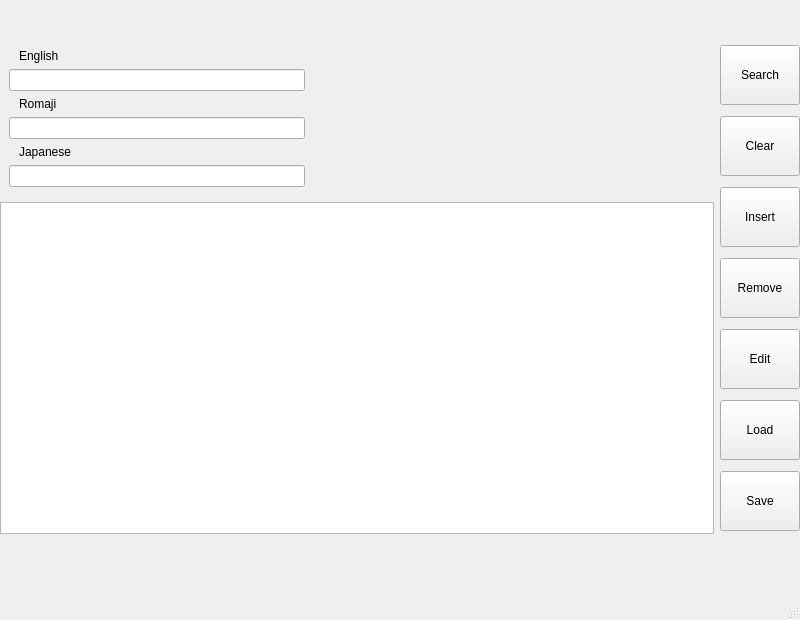
First picture: the form in dictionary_gui.ui, repository EilRoviSoft/qdict-gui, before the edit.
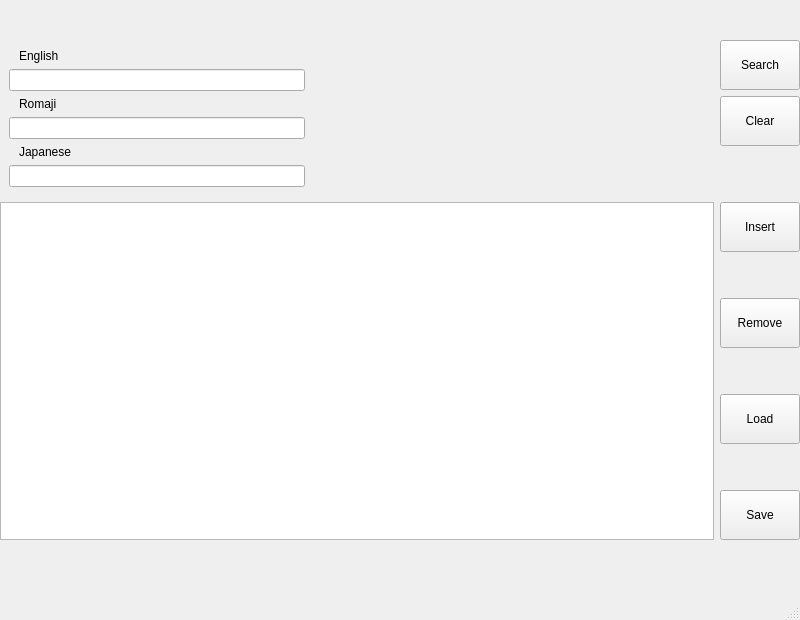
Second picture: the form after the edit.

Commit message: added function of editing table through double-click

```diff
--- a/dictionary_gui.ui
+++ b/dictionary_gui.ui
@@ -30,158 +30,6 @@
      </rect>
     </property>
     <layout class="QGridLayout" name="gridLayout">
-     <item row="0" column="1" rowspan="3">
-      <layout class="QVBoxLayout" name="verticalLayout">
-       <item>
-        <widget class="QPushButton" name="search_button">
-         <property name="sizePolicy">
-          <sizepolicy hsizetype="Fixed" vsizetype="Fixed">
-           <horstretch>0</horstretch>
-           <verstretch>0</verstretch>
-          </sizepolicy>
-         </property>
-         <property name="minimumSize">
-          <size>
-           <width>75</width>
-           <height>60</height>
-          </size>
-         </property>
-         <property name="text">
-          <string>Search</string>
-         </property>
-         <property name="checkable">
-          <bool>false</bool>
-         </property>
-         <property name="checked">
-          <bool>false</bool>
-         </property>
-         <property name="autoDefault">
-          <bool>false</bool>
-         </property>
-         <property name="default">
-          <bool>false</bool>
-         </property>
-         <property name="flat">
-          <bool>false</bool>
-         </property>
-        </widget>
-       </item>
-       <item>
-        <widget class="QPushButton" name="clear_button">
-         <property name="sizePolicy">
-          <sizepolicy hsizetype="Fixed" vsizetype="Fixed">
-           <horstretch>0</horstretch>
-           <verstretch>0</verstretch>
-          </sizepolicy>
-         </property>
-         <property name="minimumSize">
-          <size>
-           <width>75</width>
-           <height>60</height>
-          </size>
-         </property>
-         <property name="text">
-          <string>Clear</string>
-         </property>
-        </widget>
-       </item>
-       <item>
-        <widget class="QPushButton" name="insert_button">
-         <property name="sizePolicy">
-          <sizepolicy hsizetype="Fixed" vsizetype="Fixed">
-           <horstretch>0</horstretch>
-           <verstretch>0</verstretch>
-          </sizepolicy>
-         </property>
-         <property name="minimumSize">
-          <size>
-           <width>75</width>
-           <height>60</height>
-          </size>
-         </property>
-         <property name="text">
-          <string>Insert</string>
-         </property>
-        </widget>
-       </item>
-       <item>
-        <widget class="QPushButton" name="remove_button">
-         <property name="sizePolicy">
-          <sizepolicy hsizetype="Fixed" vsizetype="Fixed">
-           <horstretch>0</horstretch>
-           <verstretch>0</verstretch>
-          </sizepolicy>
-         </property>
-         <property name="minimumSize">
-          <size>
-           <width>75</width>
-           <height>60</height>
-          </size>
-         </property>
-         <property name="text">
-          <string>Remove</string>
-         </property>
-        </widget>
-       </item>
-       <item>
-        <widget class="QPushButton" name="edit_button">
-         <property name="sizePolicy">
-          <sizepolicy hsizetype="Fixed" vsizetype="Fixed">
-           <horstretch>0</horstretch>
-           <verstretch>0</verstretch>
-          </sizepolicy>
-         </property>
-         <property name="minimumSize">
-          <size>
-           <width>75</width>
-           <height>60</height>
-          </size>
-         </property>
-         <property name="text">
-          <string>Edit</string>
-         </property>
-        </widget>
-       </item>
-       <item>
-        <widget class="QPushButton" name="load_button">
-         <property name="sizePolicy">
-          <sizepolicy hsizetype="Fixed" vsizetype="Fixed">
-           <horstretch>0</horstretch>
-           <verstretch>0</verstretch>
-          </sizepolicy>
-         </property>
-         <property name="minimumSize">
-          <size>
-           <width>75</width>
-           <height>60</height>
-          </size>
-         </property>
-         <property name="text">
-          <string>Load</string>
-         </property>
-        </widget>
-       </item>
-       <item>
-        <widget class="QPushButton" name="save_button">
-         <property name="sizePolicy">
-          <sizepolicy hsizetype="Fixed" vsizetype="Fixed">
-           <horstretch>0</horstretch>
-           <verstretch>0</verstretch>
-          </sizepolicy>
-         </property>
-         <property name="minimumSize">
-          <size>
-           <width>75</width>
-           <height>60</height>
-          </size>
-         </property>
-         <property name="text">
-          <string>Save</string>
-         </property>
-        </widget>
-       </item>
-      </layout>
-     </item>
      <item row="0" column="0">
       <layout class="QGridLayout" name="gridLayout_2">
        <item row="2" column="1">
@@ -251,20 +99,255 @@
          </layout>
         </widget>
        </item>
+       <item row="2" column="2">
+        <layout class="QVBoxLayout" name="verticalLayout">
+         <item>
+          <widget class="QPushButton" name="search_button">
+           <property name="sizePolicy">
+            <sizepolicy hsizetype="Fixed" vsizetype="Fixed">
+             <horstretch>0</horstretch>
+             <verstretch>0</verstretch>
+            </sizepolicy>
+           </property>
+           <property name="minimumSize">
+            <size>
+             <width>80</width>
+             <height>50</height>
+            </size>
+           </property>
+           <property name="maximumSize">
+            <size>
+             <width>16777215</width>
+             <height>50</height>
+            </size>
+           </property>
+           <property name="text">
+            <string>Search</string>
+           </property>
+           <property name="checkable">
+            <bool>false</bool>
+           </property>
+           <property name="checked">
+            <bool>false</bool>
+           </property>
+           <property name="autoDefault">
+            <bool>false</bool>
+           </property>
+           <property name="default">
+            <bool>false</bool>
+           </property>
+           <property name="flat">
+            <bool>false</bool>
+           </property>
+          </widget>
+         </item>
+         <item>
+          <widget class="QPushButton" name="clear_button">
+           <property name="sizePolicy">
+            <sizepolicy hsizetype="Fixed" vsizetype="Fixed">
+             <horstretch>0</horstretch>
+             <verstretch>0</verstretch>
+            </sizepolicy>
+           </property>
+           <property name="minimumSize">
+            <size>
+             <width>80</width>
+             <height>50</height>
+            </size>
+           </property>
+           <property name="maximumSize">
+            <size>
+             <width>16777215</width>
+             <height>50</height>
+            </size>
+           </property>
+           <property name="text">
+            <string>Clear</string>
+           </property>
+          </widget>
+         </item>
+         <item>
+          <spacer name="verticalSpacer">
+           <property name="orientation">
+            <enum>Qt::Vertical</enum>
+           </property>
+           <property name="sizeHint" stdset="0">
+            <size>
+             <width>20</width>
+             <height>40</height>
+            </size>
+           </property>
+          </spacer>
+         </item>
+        </layout>
+       </item>
       </layout>
      </item>
      <item row="1" column="0">
-      <widget class="QTableView" name="table_view">
-       <property name="editTriggers">
-        <set>QAbstractItemView::NoEditTriggers</set>
-       </property>
-       <property name="selectionMode">
-        <enum>QAbstractItemView::SingleSelection</enum>
-       </property>
-       <property name="selectionBehavior">
-        <enum>QAbstractItemView::SelectRows</enum>
-       </property>
-      </widget>
+      <layout class="QHBoxLayout" name="horizontalLayout_2">
+       <item>
+        <widget class="QTableView" name="table_view">
+         <property name="minimumSize">
+          <size>
+           <width>0</width>
+           <height>200</height>
+          </size>
+         </property>
+         <property name="editTriggers">
+          <set>QAbstractItemView::DoubleClicked</set>
+         </property>
+         <property name="selectionMode">
+          <enum>QAbstractItemView::SingleSelection</enum>
+         </property>
+         <property name="selectionBehavior">
+          <enum>QAbstractItemView::SelectRows</enum>
+         </property>
+        </widget>
+       </item>
+       <item>
+        <layout class="QVBoxLayout" name="verticalLayout_3">
+         <item>
+          <widget class="QPushButton" name="insert_button">
+           <property name="sizePolicy">
+            <sizepolicy hsizetype="Fixed" vsizetype="Expanding">
+             <horstretch>0</horstretch>
+             <verstretch>0</verstretch>
+            </sizepolicy>
+           </property>
+           <property name="minimumSize">
+            <size>
+             <width>80</width>
+             <height>50</height>
+            </size>
+           </property>
+           <property name="maximumSize">
+            <size>
+             <width>16777215</width>
+             <height>50</height>
+            </size>
+           </property>
+           <property name="text">
+            <string>Insert</string>
+           </property>
+          </widget>
+         </item>
+         <item>
+          <spacer name="verticalSpacer_4">
+           <property name="orientation">
+            <enum>Qt::Vertical</enum>
+           </property>
+           <property name="sizeHint" stdset="0">
+            <size>
+             <width>20</width>
+             <height>40</height>
+            </size>
+           </property>
+          </spacer>
+         </item>
+         <item>
+          <widget class="QPushButton" name="remove_button">
+           <property name="sizePolicy">
+            <sizepolicy hsizetype="Fixed" vsizetype="Expanding">
+             <horstretch>0</horstretch>
+             <verstretch>0</verstretch>
+            </sizepolicy>
+           </property>
+           <property name="minimumSize">
+            <size>
+             <width>80</width>
+             <height>50</height>
+            </size>
+           </property>
+           <property name="maximumSize">
+            <size>
+             <width>16777215</width>
+             <height>50</height>
+            </size>
+           </property>
+           <property name="text">
+            <string>Remove</string>
+           </property>
+          </widget>
+         </item>
+         <item>
+          <spacer name="verticalSpacer_3">
+           <property name="orientation">
+            <enum>Qt::Vertical</enum>
+           </property>
+           <property name="sizeHint" stdset="0">
+            <size>
+             <width>20</width>
+             <height>40</height>
+            </size>
+           </property>
+          </spacer>
+         </item>
+         <item>
+          <widget class="QPushButton" name="load_button">
+           <property name="sizePolicy">
+            <sizepolicy hsizetype="Fixed" vsizetype="Expanding">
+             <horstretch>0</horstretch>
+             <verstretch>0</verstretch>
+            </sizepolicy>
+           </property>
+           <property name="minimumSize">
+            <size>
+             <width>80</width>
+             <height>50</height>
+            </size>
+           </property>
+           <property name="maximumSize">
+            <size>
+             <width>16777215</width>
+             <height>50</height>
+            </size>
+           </property>
+           <property name="text">
+            <string>Load</string>
+           </property>
+          </widget>
+         </item>
+         <item>
+          <spacer name="verticalSpacer_2">
+           <property name="orientation">
+            <enum>Qt::Vertical</enum>
+           </property>
+           <property name="sizeHint" stdset="0">
+            <size>
+             <width>20</width>
+             <height>40</height>
+            </size>
+           </property>
+          </spacer>
+         </item>
+         <item>
+          <widget class="QPushButton" name="save_button">
+           <property name="sizePolicy">
+            <sizepolicy hsizetype="Fixed" vsizetype="Expanding">
+             <horstretch>0</horstretch>
+             <verstretch>0</verstretch>
+            </sizepolicy>
+           </property>
+           <property name="minimumSize">
+            <size>
+             <width>80</width>
+             <height>50</height>
+            </size>
+           </property>
+           <property name="maximumSize">
+            <size>
+             <width>16777215</width>
+             <height>50</height>
+            </size>
+           </property>
+           <property name="text">
+            <string>Save</string>
+           </property>
+          </widget>
+         </item>
+        </layout>
+       </item>
+      </layout>
      </item>
     </layout>
    </widget>
```
The commit also changes 1 other file.
